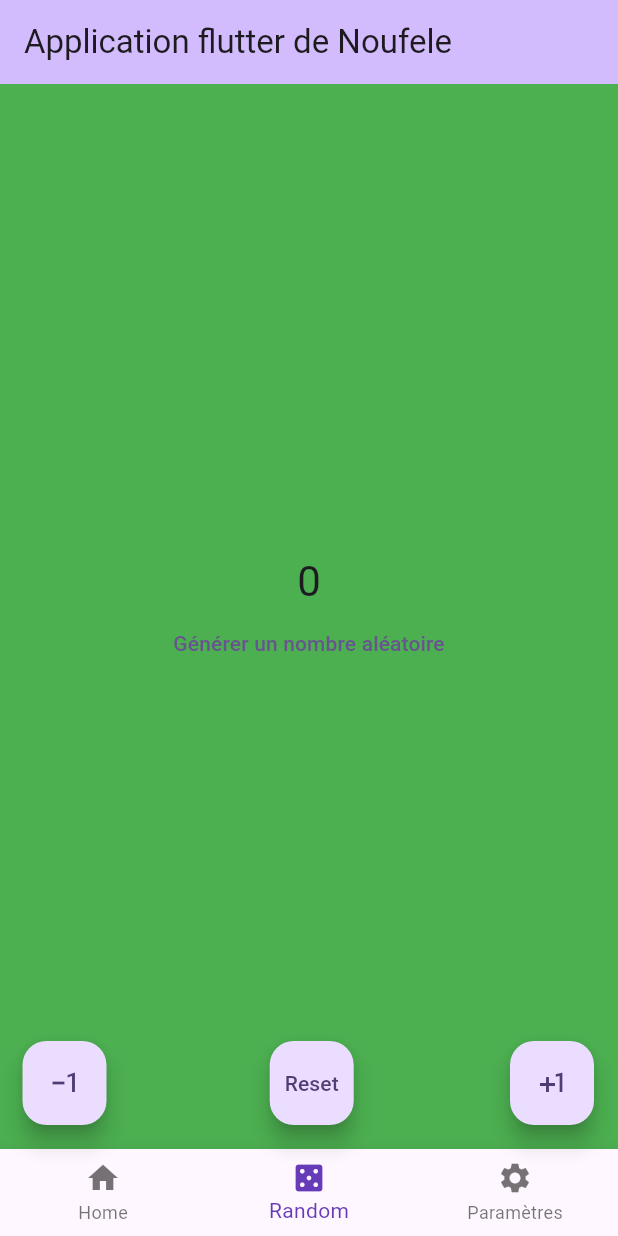
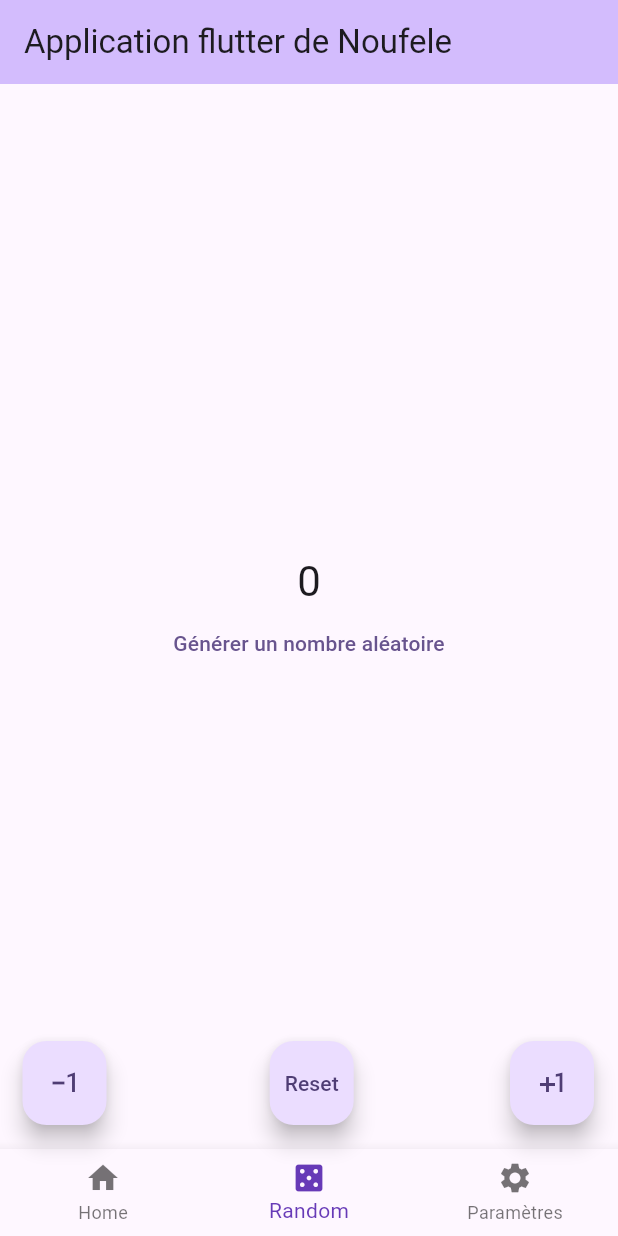
Before and after one commit to Bilnaa/Flutter101, a Flutter app: the screen it shows after launch, item 2 of the bottom bar chosen, on a phone screen of 412 x 824 dp. Run offline on Flutter 3.47's test engine with Material 2 defaults, Android fonts, the phone set to English and light mode, and no system bars; our stand-ins replace material_color_utilities; network calls fail.

Commit message:
added material colors utils

```diff
--- a/lib/main.dart
+++ b/lib/main.dart
@@ -1,8 +1,18 @@
 import 'package:flutter/material.dart';
+import 'package:material_color_utilities/material_color_utilities.dart';
 import 'dart:math';
 
 void main() {
   runApp(const MyApp());
+}
+
+extension Material3Palette on Color {
+  Color tone(int tone) {
+    assert(tone >= 0 && tone <= 100);
+    final color = Hct.fromInt(value);
+    final tonalPalette = TonalPalette.of(color.hue, color.chroma);
+    return Color(tonalPalette.get(tone));
+  }
 }
 
 class MyApp extends StatelessWidget {
@@ -130,7 +140,7 @@ class _MyHomePageState extends State<MyHomePage> {
           ),
         ),
         Container(alignment: Alignment.center,
-          color: Colors.green,
+          color: Theme.of(context).colorScheme.background,
           child: Column(
             mainAxisAlignment: MainAxisAlignment.center,
             children: <Widget>[
@@ -143,7 +153,7 @@ class _MyHomePageState extends State<MyHomePage> {
           ),
         ),
         Container(alignment: Alignment.center,
-          color: Colors.blue,
+          color: Theme.of(context).colorScheme.background,
           child: const Text('Paramètres'),
         ),
         ][currentPageIndex],
--- a/pubspec.yaml
+++ b/pubspec.yaml
@@ -35,6 +35,7 @@ dependencies:
   # The following adds the Cupertino Icons font to your application.
   # Use with the CupertinoIcons class for iOS style icons.
   cupertino_icons: ^1.0.2
+  material_color_utilities: ^0.5.0
 
 dev_dependencies:
   flutter_test:
```
Also changed, not shown: pubspec.lock.
